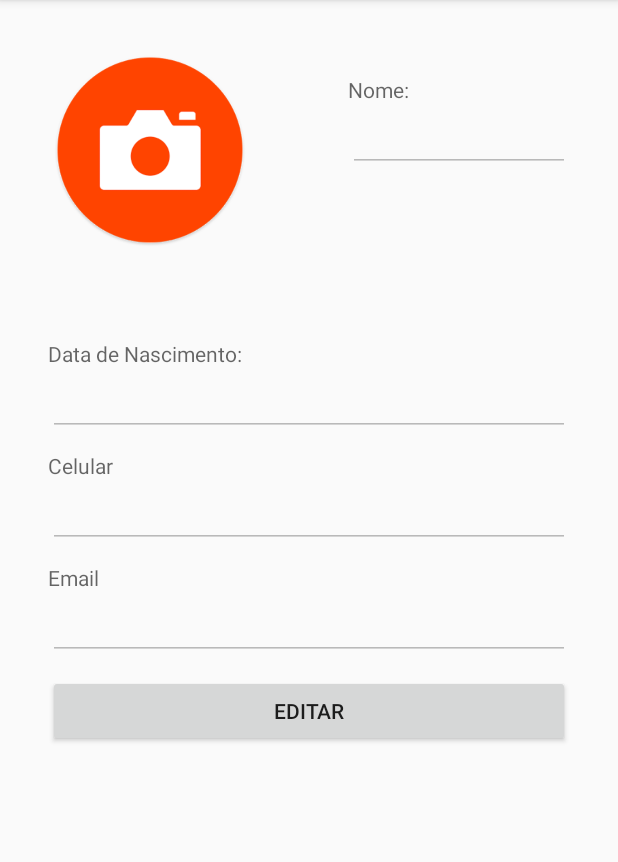
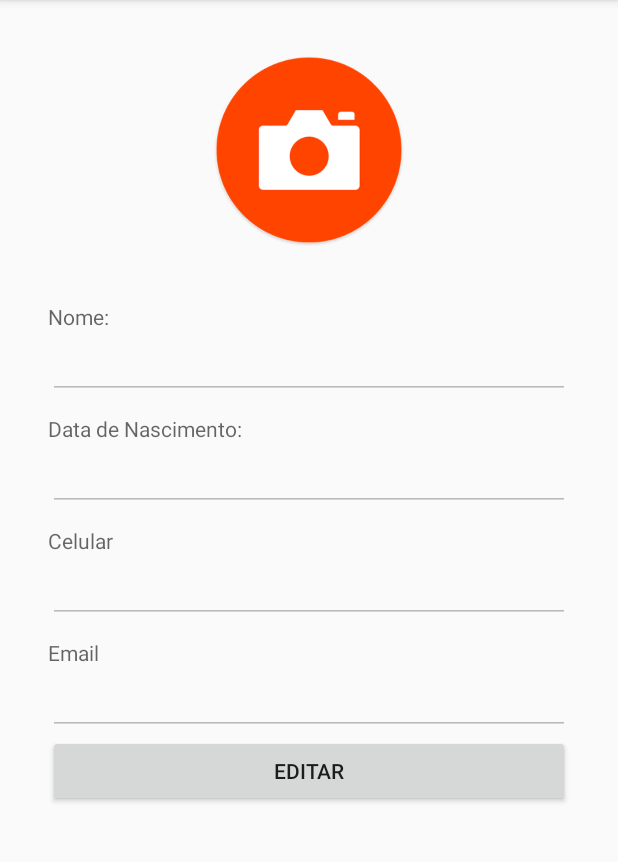
Before and after one commit to Riunjaku/Projeto_AlertaPet, an Android app: the screen it shows after launch (MainActivity), after a tap on an icon or button, on a phone screen of 412 x 824 dp, the part 84-946 px from its top. Run offline under Robolectric (Android 15) with nearby library versions, the light colour scheme and no system bars; our stand-ins replace CircleImageView, Firebase (no records; nobody signed in at launch, a user with empty details on screens opened directly); pictures from the network do not load.

Commit message:
Alteração do layout de Perfil do usuário e adição do botão de foto

```diff
--- a/app/src/main/java/com/aniharu/alertapet/PerfilFragment.java
+++ b/app/src/main/java/com/aniharu/alertapet/PerfilFragment.java
@@ -71,6 +71,7 @@ public class PerfilFragment extends Fragment {
         final EditText mEmail = (EditText) view.findViewById(R.id.editEmail);
         final Button mBtnConfirmar = (Button) view.findViewById(R.id.btnConfirmar);
         final Button mBtnEditar = (Button) view.findViewById(R.id.btnEditar);
+        final Button mBtnFoto = (Button) view.findViewById(R.id.btnFoto);
 
         //inserindo os dados na tela
         // mImageView.setImageURI(Uri.parse(user.imageUrl));
@@ -90,7 +91,9 @@ public class PerfilFragment extends Fragment {
                 mCelular.setEnabled(true);
                 mEmail.setEnabled(true);
                 mBtnConfirmar.setVisibility(View.VISIBLE);
+                mBtnFoto.setVisibility(View.VISIBLE);
                 mBtnEditar.setVisibility(View.GONE);
+
 
             }
         });
@@ -105,6 +108,7 @@ public class PerfilFragment extends Fragment {
                 mCelular.setEnabled(false);
                 mEmail.setEnabled(false);
                 mBtnConfirmar.setVisibility(View.GONE);
+                mBtnFoto.setVisibility(View.GONE);
                 mBtnEditar.setVisibility(View.VISIBLE);
 
                 //salvar imagem(Eu acho tem que testar)
--- a/app/src/main/res/layout/fragment_perfil_usuario.xml
+++ b/app/src/main/res/layout/fragment_perfil_usuario.xml
@@ -15,26 +15,21 @@
     <!--Put form controls here-->
         <LinearLayout
             android:layout_width="match_parent"
-            android:layout_height="wrap_content"
+            android:layout_height="201dp"
             android:orientation="horizontal">
 
             <ImageView
 
                 android:id="@+id/imageview_default_picture"
-                android:layout_width="wrap_content"
+                android:layout_width="match_parent"
                 android:layout_height="200dp"
                 android:layout_marginBottom="16dp"
-                android:adjustViewBounds="true"
+                android:clickable="false"
                 android:contentDescription="@string/contentImageDescription"
                 android:padding="32dp"
-                android:clickable="false"
                 android:src="@drawable/ic_up_image" />
 
-            <LinearLayout
-                android:layout_width="match_parent"
-                android:layout_height="200dp"
-                android:orientation="vertical">
-
+        </LinearLayout>
 
         <TextView
             android:id="@+id/textView5"
@@ -44,7 +39,6 @@
             android:layout_marginLeft="32dp"
             android:layout_marginRight="32dp"
             android:layout_marginStart="32dp"
-                    android:layout_marginTop="50dp"
             android:text="Nome:"
             android:textAppearance="?android:attr/textAppearanceMedium"
             android:textSize="14sp" />
@@ -59,11 +53,6 @@
             android:layout_marginStart="32dp"
             android:enabled="false"
             android:inputType="textPersonName" />
-
-
-            </LinearLayout>
-
-        </LinearLayout>
 
 
         <TextView
@@ -138,14 +127,22 @@
             android:inputType="textPersonName|textWebEmailAddress"
             android:enabled="false"/>
 
+        <Button
+            android:id="@+id/btnFoto"
+            android:layout_width="match_parent"
+            android:layout_height="match_parent"
+            android:layout_marginEnd="32dp"
+            android:layout_marginLeft="32dp"
+            android:layout_marginRight="32dp"
+            android:layout_marginStart="32dp"
+            android:text="Tirar Foto"
+            android:visibility="gone" />
 
 
         <Button
             android:id="@+id/btnConfirmar"
             android:layout_width="match_parent"
             android:layout_height="match_parent"
-            android:layout_marginTop="10dp"
-            android:layout_marginBottom="10dp"
             android:layout_marginStart="32dp"
             android:layout_marginLeft="32dp"
             android:layout_marginRight="32dp"
@@ -157,8 +154,6 @@
             android:id="@+id/btnEditar"
             android:layout_width="match_parent"
             android:layout_height="match_parent"
-            android:layout_marginTop="10dp"
-            android:layout_marginBottom="10dp"
             android:layout_marginStart="32dp"
             android:layout_marginLeft="32dp"
             android:layout_marginRight="32dp"
```
Lines whose indentation alone changed are shown as unchanged.
